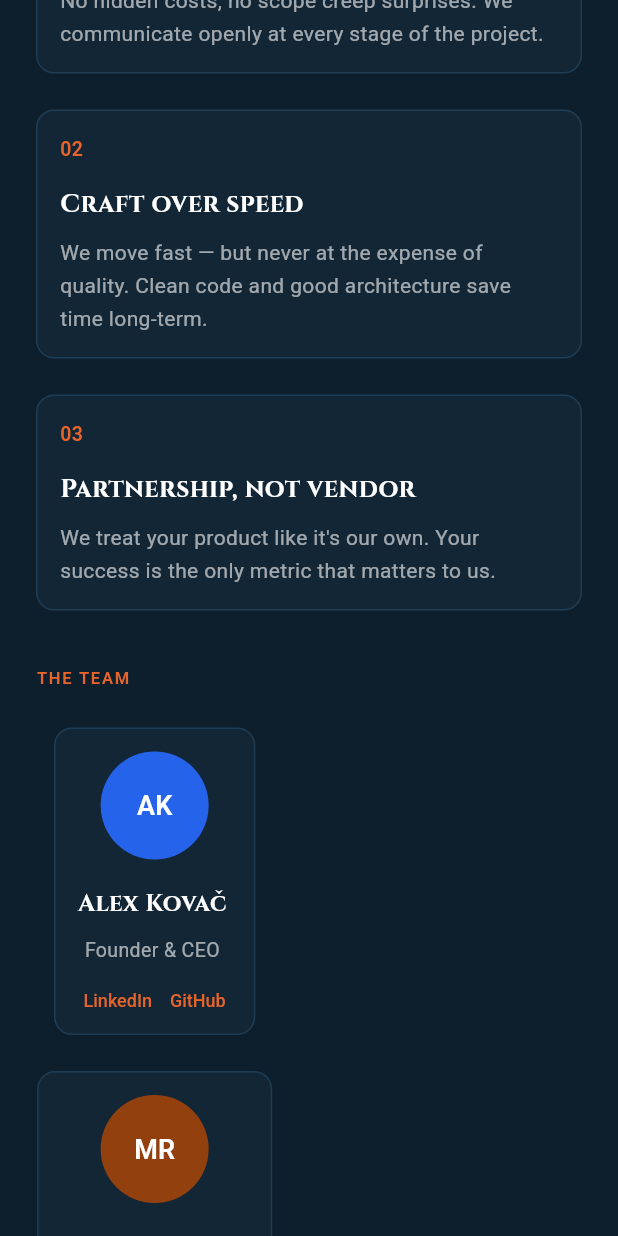
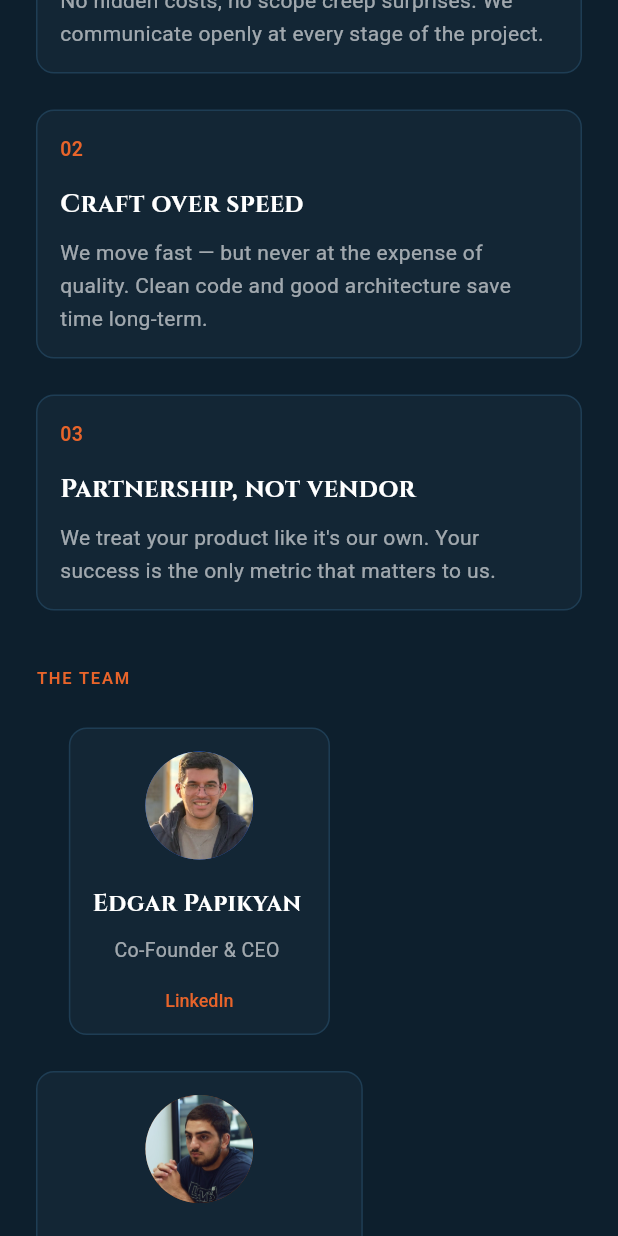
Before and after one commit to Iron-Byte/iron_byte, a Flutter app: the _AboutBody screen opened directly, scrolled down 1152 dp, on a phone screen of 412 x 824 dp. Run offline on Flutter 3.47's test engine with Material 3 defaults, Android fonts, the phone set to English and light mode, and no system bars; our stand-ins replace easy_localization, file_picker, flutter_bloc, freezed_annotation, gap, go_router and 1 more; missing offline and left inert: dart:html, flutter_email_sender.

Commit message:
updated about

```diff
--- a/lib/assets/image_paths.dart
+++ b/lib/assets/image_paths.dart
@@ -6,6 +6,12 @@ const String kPicturesRoot = 'assets/images/pictures';
 
 /// Short filename keys (no directory) for lookup via [imagePathByKey].
 abstract final class ImageKey {
+
+  // memebers
+  static const memberKnyaz = 'kno.jpeg';
+  static const memberEd = 'ed.jpeg';
+
+
   // language_kit
   static const languageKit01 = 'language_kit_01.webp';
   static const languageKit02 = 'language_kit_02.webp';
@@ -13,6 +19,7 @@ abstract final class ImageKey {
   static const languageKit04 = 'language_kit_04.webp';
   static const languageKit05 = 'language_kit_05.webp';
   static const languageKit05Typo = 'langauage_kit_05.webp';
+
 
   // migrane_app
   static const migraneApp01 = 'migrane_app_01.webp';
@@ -40,6 +47,15 @@ abstract final class ImageKey {
   static const vibeKit03 = 'vibe_kit_03.webp';
   static const vibeKit04 = 'vibe_kit_04.webp';
   static const vibeKit05 = 'vibe_kit_05.webp';
+}
+
+abstract final class MembersPaths {
+    static const String _d = '$kPicturesRoot/members';
+
+  static const kit01 = '$_d/${ImageKey.memberEd}';
+  static const kit02 = '$_d/${ImageKey.memberKnyaz}';
+  /// Order used for carousels (canonical five; excludes the duplicate typo file).
+  static const List<String> carousel = [kit01, kit02];
 }
 
 abstract final class LanguageKitPaths {
--- a/lib/features/about/presentation/models/about_ui_models.dart
+++ b/lib/features/about/presentation/models/about_ui_models.dart
@@ -1,4 +1,5 @@
 import 'package:flutter/material.dart';
+import 'package:iron_byte/assets/image_paths.dart';
 
 class AboutStatData {
   const AboutStatData({required this.valueKey, required this.labelKey});
@@ -70,9 +71,11 @@ class AboutTeamMemberData {
     required this.nameKey,
     required this.roleKey,
     required this.links,
+    this.avatarImage,
   });
 
   final String initials;
+  final String? avatarImage;
   final Color avatarColor;
   final String nameKey;
   final String roleKey;
@@ -80,53 +83,32 @@ class AboutTeamMemberData {
 
   static final List<AboutTeamMemberData> team = [
     AboutTeamMemberData(
-      initials: 'AK',
+      initials: 'EP',
+      avatarImage: MembersPaths.kit01,
       avatarColor: Color(0xFF2563EB),
-      nameKey: 'about.team.alex.name',
-      roleKey: 'about.team.alex.role',
+      nameKey: 'Edgar Papikyan',
+      roleKey: 'Co-Founder & CEO',
       links: [
         AboutSocialLinkData(
           labelKey: 'about.team.social.linkedin',
           uri: Uri.parse('https://www.linkedin.com'),
         ),
-        AboutSocialLinkData(
-          labelKey: 'about.team.social.github',
-          uri: Uri.parse('https://www.github.com'),
-        ),
       ],
     ),
     AboutTeamMemberData(
-      initials: 'MR',
+      initials: 'KH',
+      avatarImage: MembersPaths.kit02,
       avatarColor: Color(0xFF92400E),
-      nameKey: 'about.team.maria.name',
-      roleKey: 'about.team.maria.role',
+      nameKey: 'Knyaz Harutyunyan',
+      roleKey: 'Co-Founder & CEO',
       links: [
         AboutSocialLinkData(
           labelKey: 'about.team.social.linkedin',
           uri: Uri.parse('https://www.linkedin.com'),
         ),
-        AboutSocialLinkData(
-          labelKey: 'about.team.social.github',
-          uri: Uri.parse('https://www.github.com'),
-        ),
       ],
     ),
-    AboutTeamMemberData(
-      initials: 'JN',
-      avatarColor: Color(0xFF16A34A),
-      nameKey: 'about.team.jonas.name',
-      roleKey: 'about.team.jonas.role',
-      links: [
-        AboutSocialLinkData(
-          labelKey: 'about.team.social.linkedin',
-          uri: Uri.parse('https://www.linkedin.com'),
-        ),
-        AboutSocialLinkData(
-          labelKey: 'about.team.social.dribbble',
-          uri: Uri.parse('https://www.dribbble.com'),
-        ),
-      ],
-    ),
+
     AboutTeamMemberData(
       initials: 'SP',
       avatarColor: Color(0xFF9333EA),
--- a/lib/features/about/presentation/widgets/about_team_member_card.dart
+++ b/lib/features/about/presentation/widgets/about_team_member_card.dart
@@ -1,4 +1,5 @@
 import 'package:flutter/material.dart';
+import 'package:iron_byte/assets/image_paths.dart';
 import 'package:iron_byte/core/themes/themes.dart';
 import 'package:iron_byte/features/about/presentation/models/about_ui_models.dart';
 import 'package:url_launcher/url_launcher.dart';
@@ -29,9 +30,12 @@ class AboutTeamMemberCard extends StatelessWidget {
           children: [
             CircleAvatar(
               radius: 36,
+              backgroundImage: member.avatarImage != null
+                  ? AssetImage(member.avatarImage!)
+                  : null,
               backgroundColor: member.avatarColor,
               child: Text(
-                member.initials,
+                member.avatarImage != null ? '' : member.initials,
                 style: AppTextStyles.labelLarge.copyWith(
                   color: AppColors.textPrimary,
                   fontWeight: FontWeight.w600,
--- a/lib/features/home/presentation/screens/home_screen.dart
+++ b/lib/features/home/presentation/screens/home_screen.dart
@@ -167,24 +167,6 @@ class _HomeBody extends StatelessWidget {
                               appDescription: tr('vibe_kit_desc'),
                             ),
                             const Gap(AppSpacing.lg16),
-                            BlocBuilder<PortfolioBloc, PortfolioState>(
-                              builder: (context, state) {
-                                return state.maybeWhen(
-                                  loaded: (projects) =>
-                                      PortfolioLoadedColumn(projects: projects),
-                                  orElse: () => const Padding(
-                                    padding: EdgeInsets.symmetric(
-                                      vertical: AppSpacing.xxl24,
-                                    ),
-                                    child: Center(
-                                      child: CircularProgressIndicator(
-                                        color: AppColors.primary,
-                                      ),
-                                    ),
-                                  ),
-                                );
-                              },
-                            ),
                           ],
                         ),
                       ),
--- a/pubspec.yaml
+++ b/pubspec.yaml
@@ -41,6 +41,7 @@ flutter:
 
   assets:
     - assets/translations/
+    - assets/images/pictures/members/
     - assets/images/pictures/language_kit/
     - assets/images/pictures/migrane_app/
     - assets/images/pictures/numis_ai/
```
Also changed, not shown: assets/images/pictures/members/ed.jpeg (added), assets/images/pictures/members/kno.jpeg (added), 3 other files.
